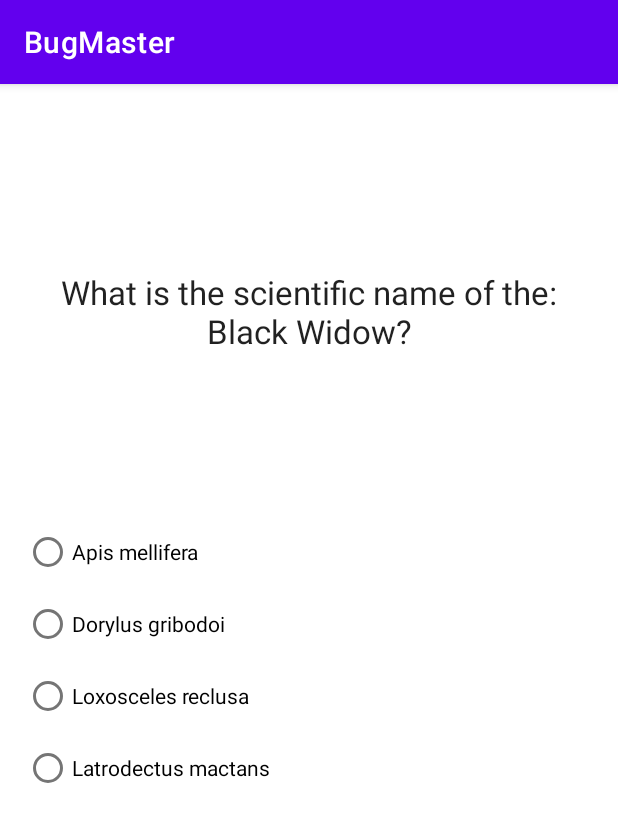
After one commit to szabolcs-kun/oe-kotlin-bug-master, an Android app: the QuizActivity screen opened directly, with no data from a screen before it, on a phone screen of 412 x 824 dp. The commit adds this screen. Shown: the top 822 px of the screen. Run offline under Robolectric (Android 15) with nearby library versions, the phone set to English and light mode, and no system bars; our stand-ins replace Room's generated code.

Commit message:
Implements quiz activity

```diff
--- a/app/src/main/AndroidManifest.xml
+++ b/app/src/main/AndroidManifest.xml
@@ -9,7 +9,8 @@
         android:roundIcon="@mipmap/ic_launcher_round"
         android:supportsRtl="true"
         android:theme="@style/Theme.BugMaster">
-        <activity android:name=".InsectDetailsActivity"></activity>
+        <activity android:name=".QuizActivity"></activity>
+        <activity android:name=".InsectDetailsActivity" />
         <activity
             android:name=".MainActivity"
             android:label="@string/app_name"
--- a/app/src/main/java/com/skun/bugmaster/InsectDao.kt
+++ b/app/src/main/java/com/skun/bugmaster/InsectDao.kt
@@ -16,7 +16,9 @@ interface InsectDao {
 
     @Query("SELECT * from insect ORDER BY `danger_level` DESC")
     fun get(): List<Insect>
-    //fun get(): LiveData<List<Insect>>
+
+    @Query("SELECT * FROM insect ORDER BY RANDOM() LIMIT :num")
+    fun getRandomEntries(num: Int) : List<Insect>?
 
     @Query("SELECT * from insect WHERE id = :id ORDER BY `danger_level` DESC")
     fun get(id: Int): Insect?
--- /dev/null
+++ b/app/src/main/java/com/skun/bugmaster/QuizActivity.kt
@@ -0,0 +1,93 @@
+package com.skun.bugmaster
+
+import android.graphics.Color
+import android.graphics.drawable.Drawable
+import android.os.AsyncTask
+import androidx.appcompat.app.AppCompatActivity
+import android.os.Bundle
+import android.view.View
+import android.widget.RadioButton
+import android.widget.TextView
+import android.widget.Toast
+
+class QuizActivity : AppCompatActivity() {
+
+    private var insectsList: List<Insect>? = null
+
+    private var rQuestionText: TextView? = null
+
+    private var rRadioButtonList: List<RadioButton>? = null
+
+    private var rCorrectText: TextView? = null
+
+
+    override fun onCreate(savedInstanceState: Bundle?) {
+        super.onCreate(savedInstanceState)
+        setContentView(R.layout.activity_quiz)
+
+        rQuestionText = findViewById<TextView>(R.id.text_question) as TextView
+
+        rRadioButtonList = listOf(
+            findViewById<RadioButton>(R.id.radioButton1) as RadioButton,
+            findViewById<RadioButton>(R.id.radioButton2) as RadioButton,
+            findViewById<RadioButton>(R.id.radioButton3) as RadioButton,
+            findViewById<RadioButton>(R.id.radioButton4) as RadioButton
+        )
+
+        rCorrectText = findViewById<TextView>(R.id.text_correct) as TextView
+
+        LoadQuizTask().execute(0)
+    }
+
+
+    inner class LoadQuizTask : AsyncTask<Int?, Void?, List<Insect>?>() {
+
+        override fun doInBackground(vararg id: Int?): List<Insect>? {
+            val dataSource = InsectDatabase.getInstance(application).insectDao
+            return  dataSource.getRandomEntries(4 ?: return null)
+        }
+
+        override fun onPostExecute(insects: List<Insect>?) {
+            if(insects == null) return
+
+            insectsList = insects
+
+            rQuestionText!!.text =  "${getString(R.string.question)}${insectsList!![0].insectName}?"
+
+            var randomizedInsectsList = insectsList!!.shuffled()
+
+            var idx: Int = 0;
+            rRadioButtonList!!.forEach {
+
+                it.text = randomizedInsectsList[idx].insectScientificName
+
+                if (randomizedInsectsList[idx].insectScientificName == insectsList!![0].insectScientificName)
+                {
+                    it.setOnClickListener {
+                        correctAnswer()
+                    }
+                }
+                else{
+                    it.setOnClickListener {
+                        wrongAnswer()
+                    }
+                }
+
+                idx++;
+            }
+        }
+
+    }
+
+    fun correctAnswer()
+    {
+        rCorrectText!!.setTextColor(Color.GREEN)
+        rCorrectText!!.text = getString(R.string.correct)
+    }
+
+    fun wrongAnswer()
+    {
+        rCorrectText!!.setTextColor(Color.RED)
+        rCorrectText!!.text = getString(R.string.wrong)
+    }
+}
--- /dev/null
+++ b/app/src/main/res/layout/activity_quiz.xml
@@ -0,0 +1,66 @@
+<?xml version="1.0" encoding="utf-8"?>
+<androidx.coordinatorlayout.widget.CoordinatorLayout xmlns:android="http://schemas.android.com/apk/res/android"
+    xmlns:app="http://schemas.android.com/apk/res-auto"
+    xmlns:tools="http://schemas.android.com/tools"
+    android:layout_width="match_parent"
+    android:layout_height="match_parent"
+    tools:context=".QuizActivity">
+
+    <LinearLayout
+        android:id="@+id/quiz"
+        android:layout_width="match_parent"
+        android:layout_height="match_parent"
+        android:paddingBottom="@dimen/activity_vertical_margin"
+        android:paddingStart="@dimen/activity_horizontal_margin"
+        android:paddingEnd="@dimen/activity_horizontal_margin"
+        android:paddingTop="@dimen/activity_vertical_margin"
+        android:orientation="vertical"
+        tools:context="com.google.developer.bugmaster.QuizActivity">
+
+        <TextView
+            android:id="@+id/text_question"
+            android:layout_width="match_parent"
+            android:layout_height="0dp"
+            android:layout_weight="1"
+            android:textAppearance="?android:textAppearanceLarge"
+            android:gravity="center"
+            tools:text="Question Text"/>
+
+        <RadioGroup
+            android:layout_width="match_parent"
+            android:layout_height="wrap_content" >
+
+            <RadioButton
+                android:id="@+id/radioButton1"
+                android:layout_width="match_parent"
+                android:layout_height="wrap_content"
+                tools:text="RadioButton" />
+            <RadioButton
+                android:id="@+id/radioButton2"
+                android:layout_width="match_parent"
+                android:layout_height="wrap_content"
+                tools:text="RadioButton" />
+            <RadioButton
+                android:id="@+id/radioButton3"
+                android:layout_width="match_parent"
+                android:layout_height="wrap_content"
+                tools:text="RadioButton" />
+            <RadioButton
+                android:id="@+id/radioButton4"
+                android:layout_width="match_parent"
+                android:layout_height="wrap_content"
+                tools:text="RadioButton" />
+        </RadioGroup>
+
+        <TextView
+            android:id="@+id/text_correct"
+            android:layout_width="match_parent"
+            android:layout_height="0dp"
+            android:layout_weight="1"
+            android:textAppearance="?android:textAppearanceLarge"
+            android:gravity="center"
+            tools:text="Something"/>
+
+    </LinearLayout>
+
+</androidx.coordinatorlayout.widget.CoordinatorLayout>
--- a/app/src/main/res/values/strings.xml
+++ b/app/src/main/res/values/strings.xml
@@ -1,17 +1,15 @@
 <resources>
     <string name="app_name">BugMaster</string>
     <string name="action_settings">Settings</string>
-    <!-- Strings used for fragments for navigation -->
-    <string name="first_fragment_label">First Fragment</string>
-    <string name="second_fragment_label">Second Fragment</string>
-    <string name="next">Next</string>
-    <string name="previous">Previous</string>
 
-    <string name="hello_first_fragment">Hello first fragment</string>
-    <string name="hello_second_fragment">Hello second fragment. Arg: </string>
+    <string name="question">What is the scientific name of the: <br /> </string>
+
+    <string name="correct">Congratulation! That is correct!</string>
+    <string name="wrong">Oh snap! That is wrong!</string>
+
     <string name="title_activity_insects">InsectsActivity</string>
 
-
+    <string name="action_sort">Sort</string>
 
     <string name="classification">Classification:</string>
     <string name="danger_level_title">Danger Level</string>
```
Also changed, not shown: app/src/main/java/com/skun/bugmaster/MainActivity.kt (+8 -5 lines), app/src/main/res/menu/menu_main.xml (+5 -5 lines), app/src/main/res/navigation/nav_graph.xml (+1 -44 lines).
